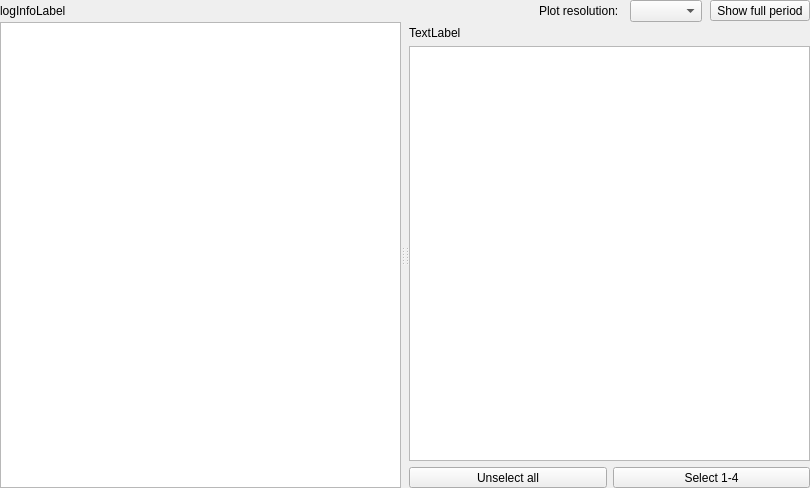
First picture: the form in Viewer/libViewer/src/LogLoadWidget.ui, repository ecmwf/ecflow, before the edit.
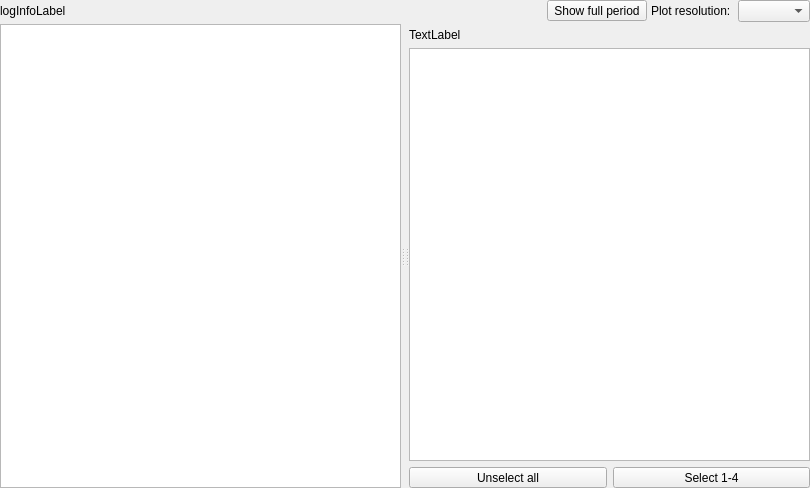
Second picture: the form after the edit. Icons and pictures are not drawn. Custom widgets are drawn as their Qt base class.

Commit message: ecFlowUI: add server load tab to info panel ECFLOW-1263

```diff
--- a/Viewer/libViewer/src/LogLoadWidget.ui
+++ b/Viewer/libViewer/src/LogLoadWidget.ui
@@ -22,9 +22,9 @@
   <property name="statusTip">
    <string/>
   </property>
-  <layout class="QVBoxLayout" name="verticalLayout" stretch="0,1">
+  <layout class="QVBoxLayout" name="verticalLayout" stretch="0,0,1">
    <property name="spacing">
-    <number>0</number>
+    <number>1</number>
    </property>
    <property name="leftMargin">
     <number>0</number>
@@ -41,7 +41,7 @@
    <item>
     <layout class="QHBoxLayout" name="horizontalLayout_3" stretch="1,0,0,0,0">
      <property name="spacing">
-      <number>8</number>
+      <number>4</number>
      </property>
      <item>
       <widget class="QLabel" name="logInfoLabel">
@@ -66,16 +66,6 @@
        </property>
       </spacer>
      </item>
-     <item>
-      <widget class="QLabel" name="label">
-       <property name="text">
-        <string>Plot resolution: </string>
-       </property>
-      </widget>
-     </item>
-     <item>
-      <widget class="QComboBox" name="resCombo"/>
-     </item>
      <item>
       <widget class="QToolButton" name="showFullTb">
        <property name="sizePolicy">
@@ -89,8 +79,21 @@
        </property>
       </widget>
      </item>
+     <item>
+      <widget class="QLabel" name="label">
+       <property name="text">
+        <string>Plot resolution: </string>
+       </property>
+      </widget>
+     </item>
+     <item>
+      <widget class="QComboBox" name="resCombo"/>
+     </item>
     </layout>
    </item>
+   <item>
+    <widget class="MessageLabel" name="messageLabel" native="true"/>
+   </item>
    <item>
     <widget class="QSplitter" name="splitter">
      <property name="orientation">
@@ -247,6 +250,12 @@
    <extends>QTreeView</extends>
    <header>LogView.hpp</header>
   </customwidget>
+  <customwidget>
+   <class>MessageLabel</class>
+   <extends>QWidget</extends>
+   <header>MessageLabel.hpp</header>
+   <container>1</container>
+  </customwidget>
  </customwidgets>
  <resources>
   <include location="../../ecflowUI/src/viewer.qrc"/>
```
The commit also changes 22 other files.
